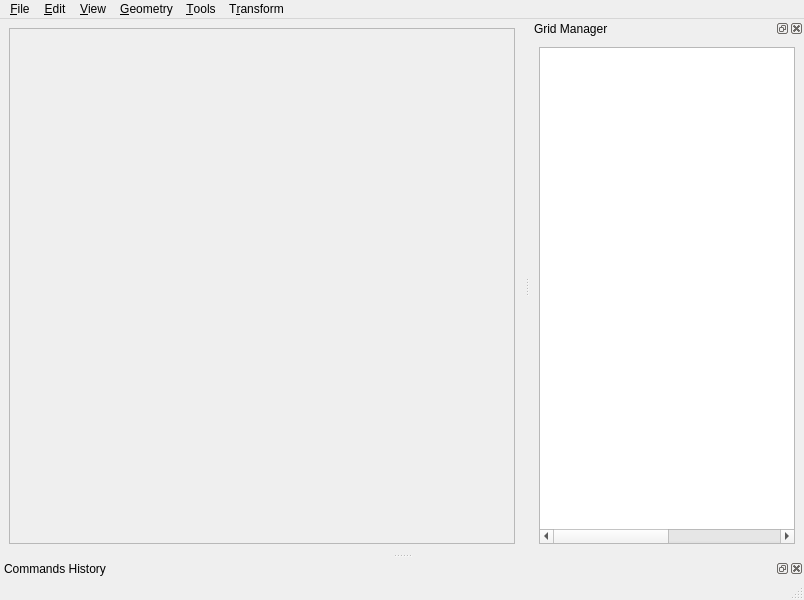
This is gui/qtui/ComGridMain.ui in kalininei/HybMesh as Qt 5 draws it before an edit. The edited form follows.
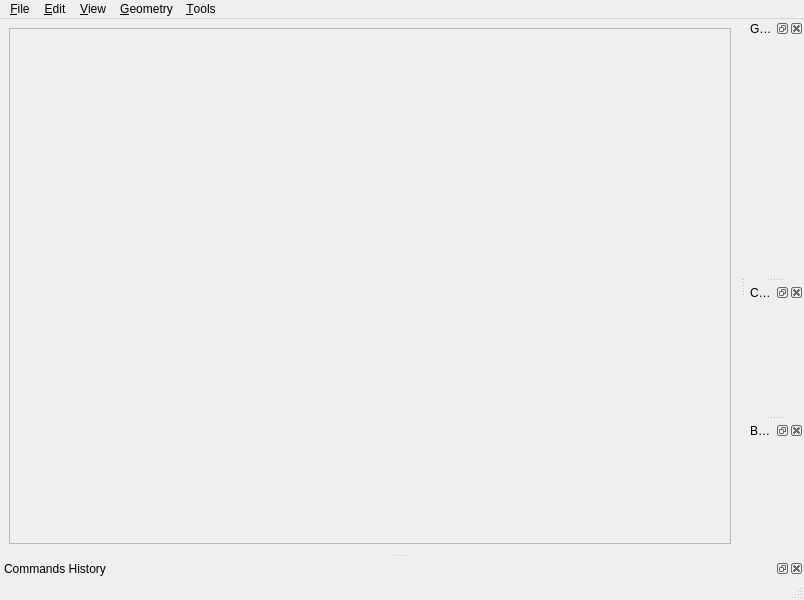
This is the edited form. Icons and pictures are not drawn.

Commit message: contour and boundary manager

Patch:
```diff
--- a/gui/qtui/ComGridMain.ui
+++ b/gui/qtui/ComGridMain.ui
@@ -17,6 +17,18 @@
    <iconset resource="ComGridRes.qrc">
     <normaloff>:/icons/mainwin.png</normaloff>:/icons/mainwin.png</iconset>
   </property>
+  <property name="toolButtonStyle">
+   <enum>Qt::ToolButtonIconOnly</enum>
+  </property>
+  <property name="animated">
+   <bool>true</bool>
+  </property>
+  <property name="dockNestingEnabled">
+   <bool>false</bool>
+  </property>
+  <property name="dockOptions">
+   <set>QMainWindow::AnimatedDocks</set>
+  </property>
   <widget class="QWidget" name="centralwidget">
    <layout class="QVBoxLayout" name="verticalLayout_2">
     <item>
@@ -76,28 +88,26 @@
      <addaction name="act_unf_ring"/>
     </widget>
     <addaction name="menuAdd_grid"/>
-   </widget>
-   <widget class="QMenu" name="menuTools">
-    <property name="title">
-     <string>&amp;Tools</string>
-    </property>
-    <addaction name="act_unite_grids"/>
+    <addaction name="menuAdd_contour"/>
+    <addaction name="separator"/>
     <addaction name="act_copy_grids"/>
     <addaction name="act_remove_grids"/>
-   </widget>
-   <widget class="QMenu" name="menuTransform">
-    <property name="title">
-     <string>T&amp;ransform</string>
-    </property>
+    <addaction name="separator"/>
     <addaction name="act_movrot"/>
     <addaction name="act_scale"/>
    </widget>
+   <widget class="QMenu" name="menuTools">
+    <property name="title">
+     <string>&amp;Tools</string>
+    </property>
+    <addaction name="act_unite_grids"/>
+    <addaction name="act_set_bc"/>
+   </widget>
    <addaction name="menu_File"/>
    <addaction name="menu_Edit"/>
    <addaction name="menu_View"/>
    <addaction name="menu_Geometry"/>
    <addaction name="menuTools"/>
-   <addaction name="menuTransform"/>
   </widget>
   <widget class="QStatusBar" name="statusbar"/>
   <widget class="QDockWidget" name="DWGridManager">
@@ -111,49 +121,7 @@
     <number>2</number>
    </attribute>
    <widget class="QWidget" name="dockWidgetContents">
-    <layout class="QVBoxLayout" name="verticalLayout">
-     <item>
-      <widget class="QTreeWidget" name="tw_gridblocks">
-       <property name="selectionMode">
-        <enum>QAbstractItemView::NoSelection</enum>
-       </property>
-       <property name="selectionBehavior">
-        <enum>QAbstractItemView::SelectItems</enum>
-       </property>
-       <property name="columnCount">
-        <number>5</number>
-       </property>
-       <attribute name="headerVisible">
-        <bool>false</bool>
-       </attribute>
-       <column>
-        <property name="text">
-         <string notr="true">1</string>
-        </property>
-       </column>
-       <column>
-        <property name="text">
-         <string notr="true">2</string>
-        </property>
-       </column>
-       <column>
-        <property name="text">
-         <string notr="true">3</string>
-        </property>
-       </column>
-       <column>
-        <property name="text">
-         <string notr="true">4</string>
-        </property>
-       </column>
-       <column>
-        <property name="text">
-         <string notr="true">5</string>
-        </property>
-       </column>
-      </widget>
-     </item>
-    </layout>
+    <layout class="QVBoxLayout" name="verticalLayout"/>
    </widget>
   </widget>
   <widget class="QDockWidget" name="dw_history">
@@ -165,6 +133,33 @@
    </attribute>
    <widget class="QWidget" name="dockWidgetContents_3"/>
   </widget>
+  <widget class="QDockWidget" name="dw_contour_manager">
+   <property name="floating">
+    <bool>false</bool>
+   </property>
+   <property name="features">
+    <set>QDockWidget::AllDockWidgetFeatures</set>
+   </property>
+   <property name="windowTitle">
+    <string>Contours Manager</string>
+   </property>
+   <attribute name="dockWidgetArea">
+    <number>2</number>
+   </attribute>
+   <widget class="QWidget" name="dockWidgetContents_2"/>
+  </widget>
+  <widget class="QDockWidget" name="dw_bnd_manager">
+   <property name="allowedAreas">
+    <set>Qt::AllDockWidgetAreas</set>
+   </property>
+   <property name="windowTitle">
+    <string>Boundary Manager</string>
+   </property>
+   <attribute name="dockWidgetArea">
+    <number>2</number>
+   </attribute>
+   <widget class="QWidget" name="dockWidgetContents_4"/>
+  </widget>
   <action name="act_open">
    <property name="text">
     <string>&amp;Open ...</string>
```
Left out of the diff: 122 changed lines with no effect on the pictures. The commit also changes 27 other files.
